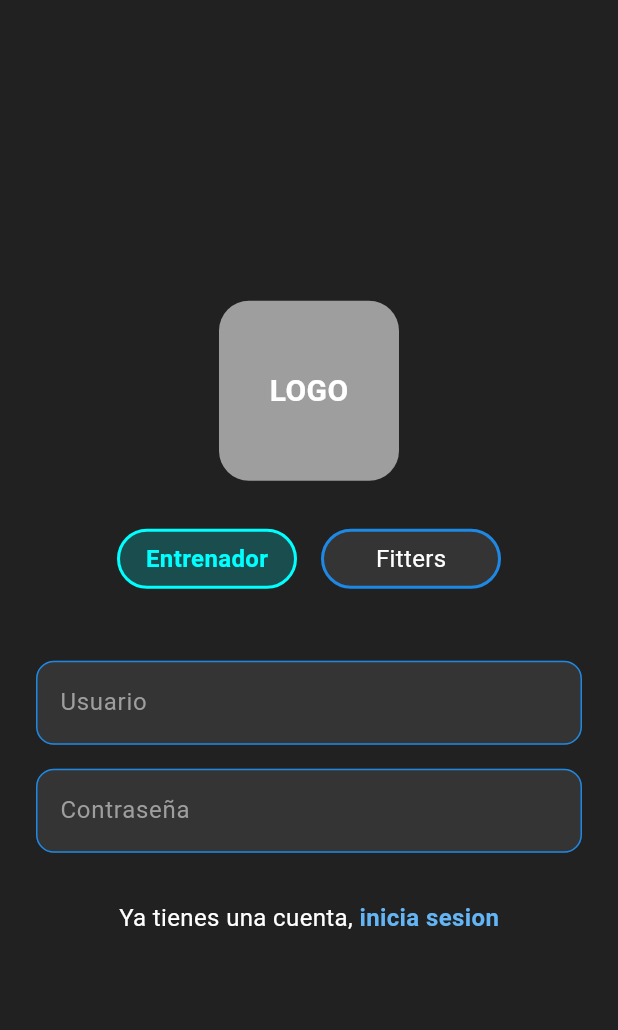
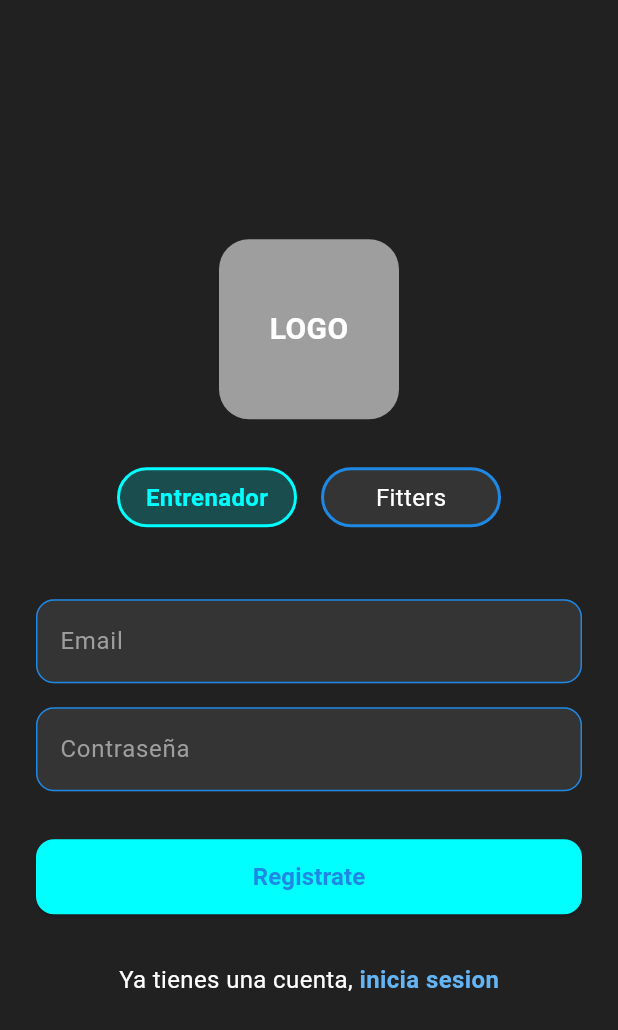
Before and after one commit to ludmilaIa/fit_calendar, a Flutter app: the SignUpView screen opened directly, on a phone screen of 412 x 824 dp. Shown: the top 1030 px of the screen. Run offline on Flutter 3.47's test engine with Material 3 defaults, Android fonts, the phone set to English and light mode, and no system bars; our stand-ins replace table_calendar; missing offline and left inert: time_range.

Commit message:
added mocked data and the button to registarse

```diff
--- a/lib/signup.dart
+++ b/lib/signup.dart
@@ -11,6 +11,32 @@ class SignUpView extends StatefulWidget {
 
 class _SignUpViewState extends State<SignUpView> {
   int selectedRole = 0; // 0 for Entrenador, 1 for Fitters
+  final TextEditingController _emailController = TextEditingController();
+  final TextEditingController _passwordController = TextEditingController();
+  String? _errorMessage;
+
+  void _handleSignUp() {
+    final email = _emailController.text.trim();
+    final password = _passwordController.text;
+
+    if (email.isEmpty || password.isEmpty) {
+      setState(() {
+        _errorMessage = 'Por favor ingresa email y contraseña';
+      });
+      return;
+    }
+
+    // Here you would typically handle the registration
+    // For now, we'll just navigate back to sign in
+    Navigator.pop(context);
+  }
+
+  @override
+  void dispose() {
+    _emailController.dispose();
+    _passwordController.dispose();
+    super.dispose();
+  }
 
   @override
   Widget build(BuildContext context) {
@@ -53,11 +79,12 @@ class _SignUpViewState extends State<SignUpView> {
                 ),
                 const SizedBox(height: 48),
 
-                // Username input
+                // Email input
                 TextField(
+                  controller: _emailController,
                   style: const TextStyle(color: Colors.white),
                   decoration: InputDecoration(
-                    hintText: 'Usuario',
+                    hintText: 'Email',
                     hintStyle: TextStyle(color: AppColors.gray),
                     filled: true,
                     fillColor: AppColors.darkGray.withOpacity(0.3),
@@ -75,6 +102,7 @@ class _SignUpViewState extends State<SignUpView> {
 
                 // Password input
                 TextField(
+                  controller: _passwordController,
                   obscureText: true,
                   style: const TextStyle(color: Colors.white),
                   decoration: InputDecoration(
@@ -89,6 +117,36 @@ class _SignUpViewState extends State<SignUpView> {
                     focusedBorder: OutlineInputBorder(
                       borderRadius: BorderRadius.circular(12),
                       borderSide: BorderSide(color: AppColors.neonBlue, width: 2),
+                    ),
+                  ),
+                ),
+                if (_errorMessage != null) ...[
+                  const SizedBox(height: 16),
+                  Text(
+                    _errorMessage!,
+                    style: const TextStyle(
+                      color: Colors.red,
+                      fontSize: 14,
+                    ),
+                  ),
+                ],
+                const SizedBox(height: 32),
+
+                // Register Button
+                ElevatedButton(
+                  onPressed: _handleSignUp,
+                  style: ElevatedButton.styleFrom(
+                    backgroundColor: AppColors.neonBlue,
+                    minimumSize: const Size(double.infinity, 50),
+                    shape: RoundedRectangleBorder(
+                      borderRadius: BorderRadius.circular(12),
+                    ),
+                  ),
+                  child: const Text(
+                    'Registrate',
+                    style: TextStyle(
+                      fontSize: 16,
+                      fontWeight: FontWeight.bold,
                     ),
                   ),
                 ),
```
Also changed, not shown: lib/signin.dart (+74 -14 lines).
